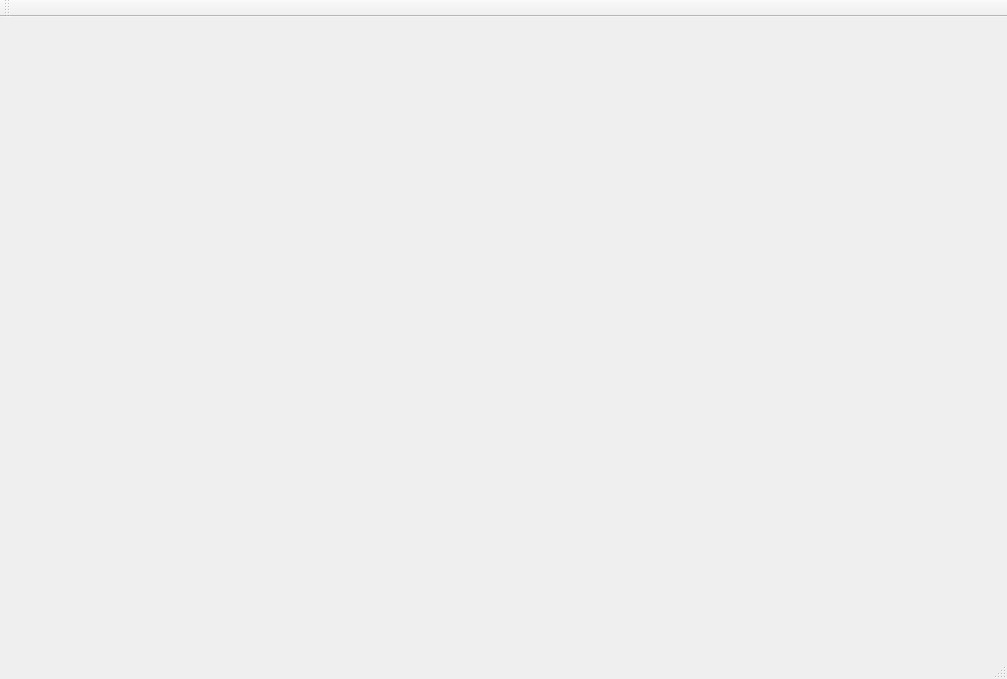
The window that mainwindow.ui (obourat/MimosaNG) describes before a commit, drawn with Qt 5.
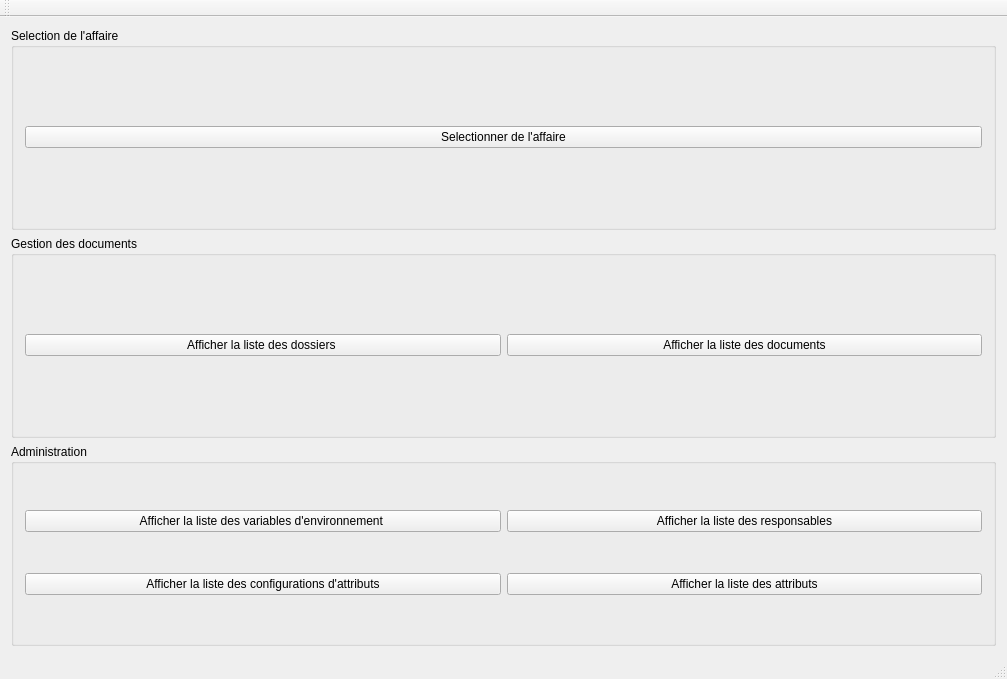
The same window after the commit.

What changed in the file:
```diff
--- a/mainwindow.ui
+++ b/mainwindow.ui
@@ -13,7 +13,86 @@
   <property name="windowTitle">
    <string>MainWindow</string>
   </property>
-  <widget class="QWidget" name="centralWidget"/>
+  <widget class="QWidget" name="centralWidget">
+   <layout class="QVBoxLayout" name="verticalLayout_2">
+    <item>
+     <widget class="QGroupBox" name="caseSelectionGroupBox">
+      <property name="title">
+       <string>Selection de l'affaire</string>
+      </property>
+      <layout class="QVBoxLayout" name="verticalLayout">
+       <item>
+        <widget class="QPushButton" name="caseSelectionButton">
+         <property name="text">
+          <string>Selectionner de l'affaire</string>
+         </property>
+        </widget>
+       </item>
+      </layout>
+     </widget>
+    </item>
+    <item>
+     <widget class="QGroupBox" name="documentManagementGroupBox">
+      <property name="title">
+       <string>Gestion des documents</string>
+      </property>
+      <layout class="QHBoxLayout" name="horizontalLayout">
+       <item>
+        <widget class="QPushButton" name="foldersButton">
+         <property name="text">
+          <string>Afficher la liste des dossiers </string>
+         </property>
+        </widget>
+       </item>
+       <item>
+        <widget class="QPushButton" name="documentsButton">
+         <property name="text">
+          <string>Afficher la liste des documents</string>
+         </property>
+        </widget>
+       </item>
+      </layout>
+     </widget>
+    </item>
+    <item>
+     <widget class="QGroupBox" name="administrativeGroupBox">
+      <property name="title">
+       <string>Administration</string>
+      </property>
+      <layout class="QGridLayout" name="gridLayout">
+       <item row="0" column="1">
+        <widget class="QPushButton" name="officialsButton">
+         <property name="text">
+          <string>Afficher la liste des responsables</string>
+         </property>
+        </widget>
+       </item>
+       <item row="0" column="0">
+        <widget class="QPushButton" name="environmentalVariablesButton">
+         <property name="text">
+          <string>Afficher la liste des variables d'environnement </string>
+         </property>
+        </widget>
+       </item>
+       <item row="1" column="0">
+        <widget class="QPushButton" name="attributesConfigurationsButton">
+         <property name="text">
+          <string>Afficher la liste des configurations d'attributs</string>
+         </property>
+        </widget>
+       </item>
+       <item row="1" column="1">
+        <widget class="QPushButton" name="attributesButton">
+         <property name="text">
+          <string>Afficher la liste des attributs</string>
+         </property>
+        </widget>
+       </item>
+      </layout>
+     </widget>
+    </item>
+   </layout>
+  </widget>
   <widget class="QMenuBar" name="menuBar">
    <property name="geometry">
     <rect>
```
